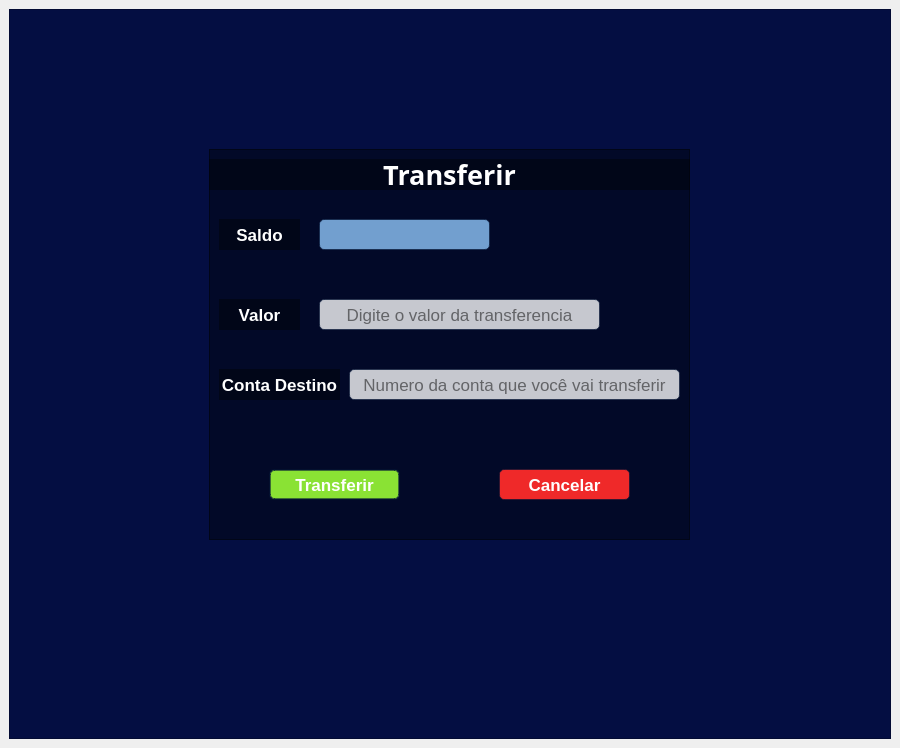
Old version of the form Telas/tela_transferencia.ui in the repository David-Marcoss/POO2_Trabalho.
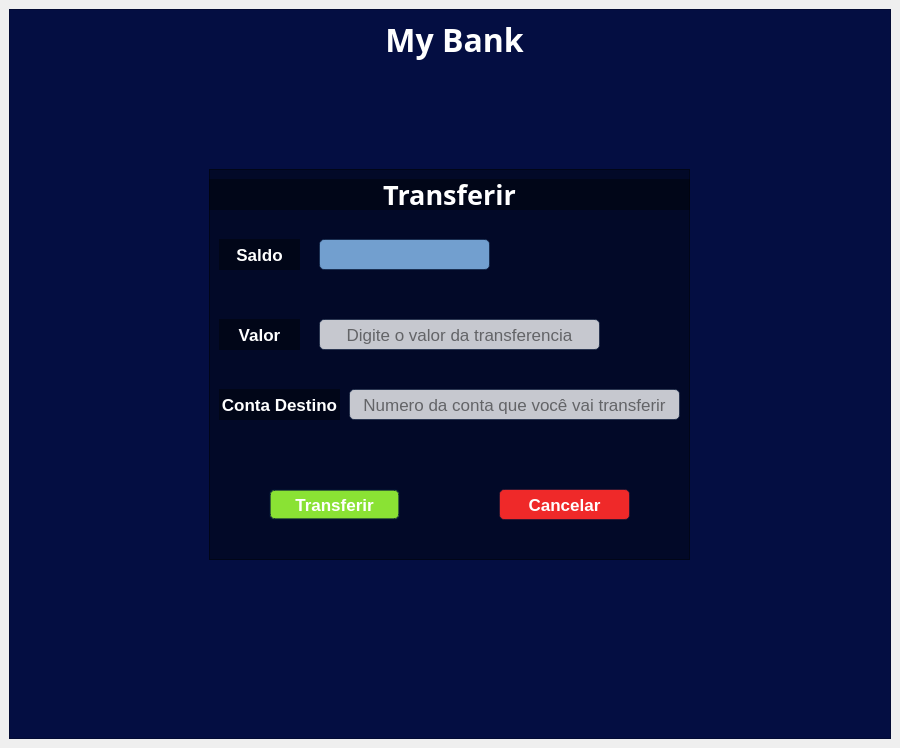
New version of the form. Icons and pictures are not drawn.

The edit to the form file:
```diff
--- a/Telas/tela_transferencia.ui
+++ b/Telas/tela_transferencia.ui
@@ -43,7 +43,7 @@
        <property name="geometry">
         <rect>
          <x>200</x>
-         <y>140</y>
+         <y>160</y>
          <width>481</width>
          <height>391</height>
         </rect>
@@ -318,10 +318,10 @@
       <widget class="QLabel" name="label_2">
        <property name="geometry">
         <rect>
-         <x>340</x>
-         <y>0</y>
-         <width>201</width>
-         <height>131</height>
+         <x>370</x>
+         <y>60</y>
+         <width>141</width>
+         <height>101</height>
         </rect>
        </property>
        <property name="text">
@@ -334,6 +334,36 @@
         <bool>true</bool>
        </property>
       </widget>
+      <widget class="QLabel" name="label_6">
+       <property name="geometry">
+        <rect>
+         <x>260</x>
+         <y>10</y>
+         <width>371</width>
+         <height>41</height>
+        </rect>
+       </property>
+       <property name="font">
+        <font>
+         <family>Sawasdee</family>
+         <pointsize>24</pointsize>
+         <weight>75</weight>
+         <bold>true</bold>
+        </font>
+       </property>
+       <property name="styleSheet">
+        <string notr="true">color: rgb(255, 255, 255);</string>
+       </property>
+       <property name="text">
+        <string>My Bank</string>
+       </property>
+       <property name="alignment">
+        <set>Qt::AlignCenter</set>
+       </property>
+      </widget>
+      <zorder>label_2</zorder>
+      <zorder>frame_2</zorder>
+      <zorder>label_6</zorder>
      </widget>
     </item>
    </layout>
```
Left out of the diff: 2 changed lines with no effect on the pictures.
